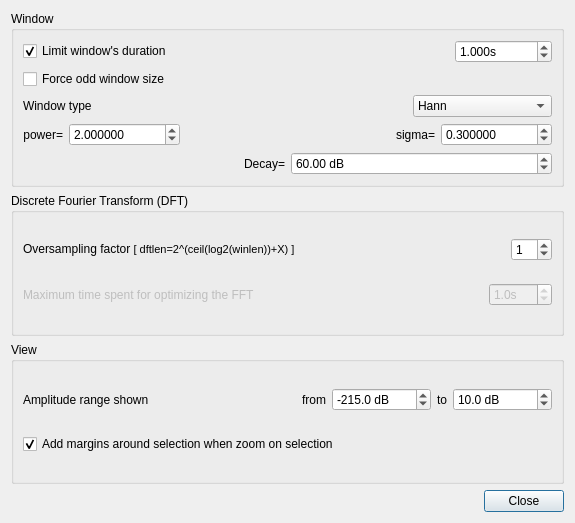
The window that src/gvamplitudespectrumwdialogsettings.ui (gillesdegottex/dfasma) describes before a commit, drawn with Qt 5.
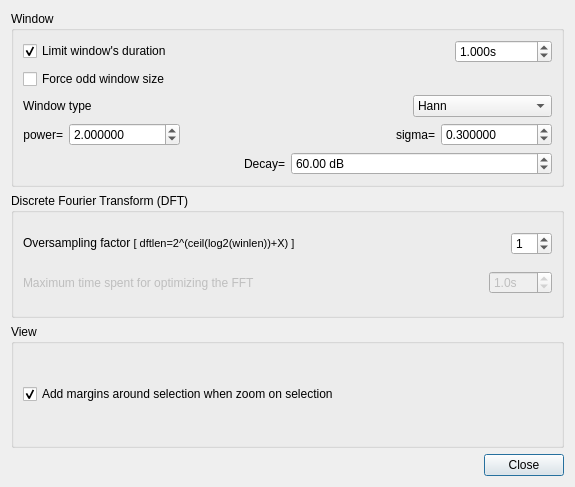
The same window after the commit. Icons and pictures are not drawn.

Commit message: Add amplitude slider for amplitude spectrum

The edit to the form file:
```diff
--- a/src/gvamplitudespectrumwdialogsettings.ui
+++ b/src/gvamplitudespectrumwdialogsettings.ui
@@ -7,7 +7,7 @@
     <x>0</x>
     <y>0</y>
     <width>575</width>
-    <height>523</height>
+    <height>487</height>
    </rect>
   </property>
   <property name="windowTitle">
@@ -352,84 +352,6 @@
       <string>View</string>
      </property>
      <layout class="QVBoxLayout" name="verticalLayout_2">
-      <item>
-       <layout class="QHBoxLayout" name="horizontalLayout_5">
-        <item>
-         <widget class="QLabel" name="label_4">
-          <property name="sizePolicy">
-           <sizepolicy hsizetype="MinimumExpanding" vsizetype="Preferred">
-            <horstretch>0</horstretch>
-            <verstretch>0</verstretch>
-           </sizepolicy>
-          </property>
-          <property name="text">
-           <string>Amplitude range shown</string>
-          </property>
-         </widget>
-        </item>
-        <item>
-         <widget class="QLabel" name="label_6">
-          <property name="text">
-           <string>from</string>
-          </property>
-          <property name="alignment">
-           <set>Qt::AlignRight|Qt::AlignTrailing|Qt::AlignVCenter</set>
-          </property>
-         </widget>
-        </item>
-        <item>
-         <widget class="QDoubleSpinBox" name="sbSpectrumAmplitudeRangeMin">
-          <property name="suffix">
-           <string> dB</string>
-          </property>
-          <property name="decimals">
-           <number>1</number>
-          </property>
-          <property name="minimum">
-           <double>-1000000.000000000000000</double>
-          </property>
-          <property name="maximum">
-           <double>1000000.000000000000000</double>
-          </property>
-          <property name="singleStep">
-           <double>10.000000000000000</double>
-          </property>
-          <property name="value">
-           <double>-215.000000000000000</double>
-          </property>
-         </widget>
-        </item>
-        <item>
-         <widget class="QLabel" name="label_5">
-          <property name="text">
-           <string>to</string>
-          </property>
-         </widget>
-        </item>
-        <item>
-         <widget class="QDoubleSpinBox" name="sbSpectrumAmplitudeRangeMax">
-          <property name="suffix">
-           <string> dB</string>
-          </property>
-          <property name="decimals">
-           <number>1</number>
-          </property>
-          <property name="minimum">
-           <double>-1000000.000000000000000</double>
-          </property>
-          <property name="maximum">
-           <double>1000000.000000000000000</double>
-          </property>
-          <property name="singleStep">
-           <double>10.000000000000000</double>
-          </property>
-          <property name="value">
-           <double>10.000000000000000</double>
-          </property>
-         </widget>
-        </item>
-       </layout>
-      </item>
       <item>
        <widget class="QCheckBox" name="cbAddMarginsOnSelection">
         <property name="text">
```
Left out of the diff: 2 changed lines with no effect on the pictures. The commit also changes 7 other files.
